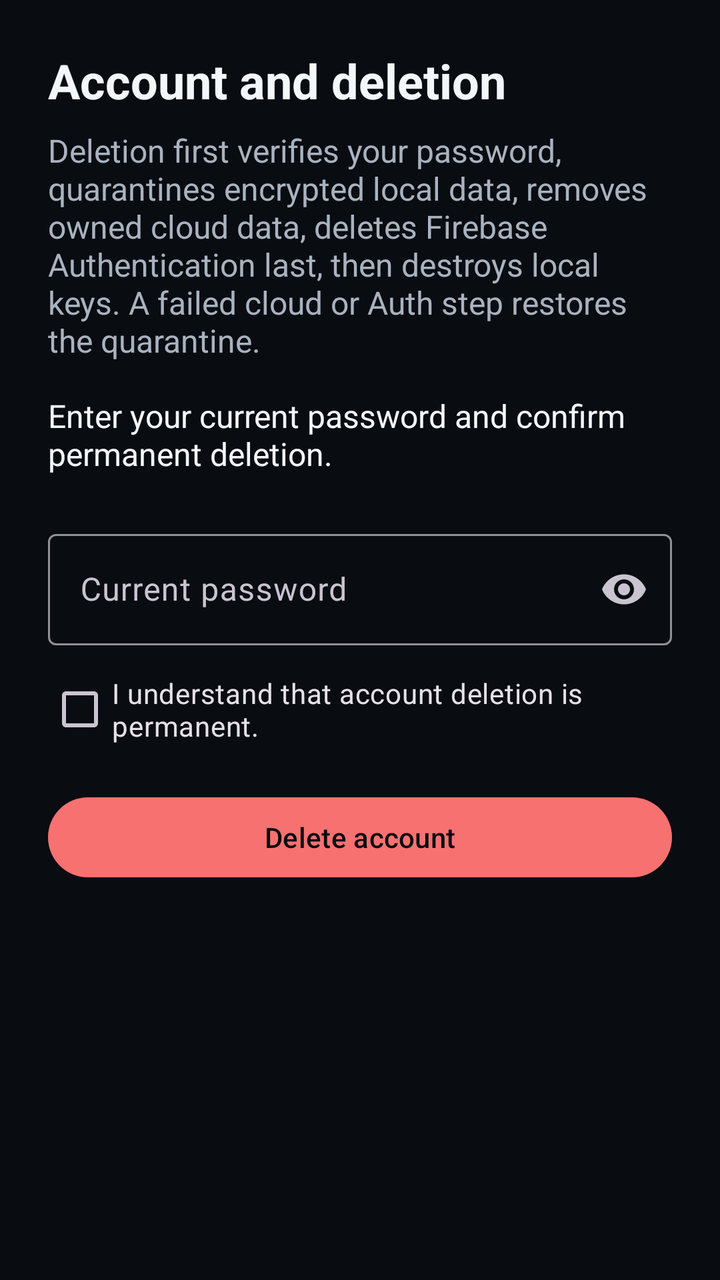
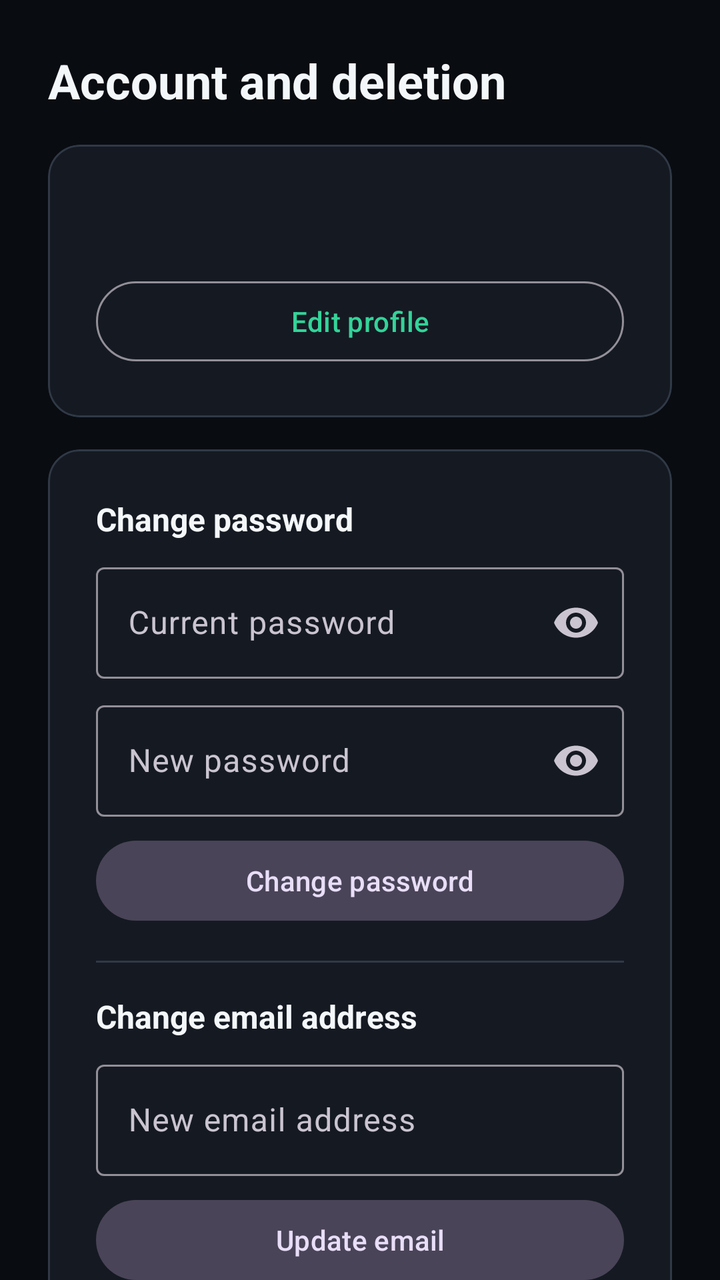

Compare the two renders of this Android layout. The source of the first and the diff that turns it into the second are given below.
<!-- AndroidManifest.xml: application theme Theme.Prottasha -->
<!-- res/layout/activity_account.xml -->
<?xml version="1.0" encoding="utf-8"?>
<androidx.core.widget.NestedScrollView xmlns:android="http://schemas.android.com/apk/res/android"
    xmlns:app="http://schemas.android.com/apk/res-auto"
    android:layout_width="match_parent"
    android:layout_height="match_parent">

    <LinearLayout
        android:layout_width="match_parent"
        android:layout_height="wrap_content"
        android:orientation="vertical"
        android:padding="@dimen/spacing_large">

        <TextView
            android:layout_width="match_parent"
            android:layout_height="wrap_content"
            android:text="@string/account_title"
            android:textColor="@color/color_text_primary"
            android:textSize="@dimen/text_headline"
            android:textStyle="bold" />

        <TextView
            android:layout_width="match_parent"
            android:layout_height="wrap_content"
            android:layout_marginTop="@dimen/spacing_small"
            android:text="@string/account_delete_explanation"
            android:textColor="@color/color_text_secondary"
            android:textSize="@dimen/text_body" />

        <TextView
            android:id="@+id/account_status"
            android:layout_width="match_parent"
            android:layout_height="wrap_content"
            android:layout_marginTop="@dimen/spacing_medium"
            android:accessibilityLiveRegion="polite"
            android:text="@string/account_ready"
            android:textColor="@color/color_text_primary"
            android:textSize="@dimen/text_body" />

        <com.google.android.material.textfield.TextInputLayout
            android:id="@+id/account_password_layout"
            style="@style/Widget.Material3.TextInputLayout.OutlinedBox"
            android:layout_width="match_parent"
            android:layout_height="wrap_content"
            android:layout_marginTop="@dimen/spacing_large"
            android:hint="@string/account_current_password"
            app:endIconMode="password_toggle">

            <com.google.android.material.textfield.TextInputEditText
                android:id="@+id/account_password_input"
                android:layout_width="match_parent"
                android:layout_height="wrap_content"
                android:autofillHints="password"
                android:inputType="textPassword"
                android:maxLines="1"
                android:saveEnabled="false" />
        </com.google.android.material.textfield.TextInputLayout>

        <com.google.android.material.checkbox.MaterialCheckBox
            android:id="@+id/account_confirm_checkbox"
            android:layout_width="match_parent"
            android:layout_height="wrap_content"
            android:layout_marginTop="@dimen/spacing_small"
            android:minHeight="@dimen/touch_target_min"
            android:text="@string/account_delete_confirmation" />

        <com.google.android.material.button.MaterialButton
            android:id="@+id/account_delete_button"
            android:layout_width="match_parent"
            android:layout_height="wrap_content"
            android:layout_marginTop="@dimen/spacing_medium"
            android:minHeight="@dimen/touch_target_min"
            android:text="@string/account_delete_action"
            app:backgroundTint="@color/color_crisis" />

        <com.google.android.material.button.MaterialButton
            android:id="@+id/account_retry_button"
            style="@style/Widget.Material3.Button.OutlinedButton"
            android:layout_width="match_parent"
            android:layout_height="wrap_content"
            android:layout_marginTop="@dimen/spacing_small"
            android:minHeight="@dimen/touch_target_min"
            android:text="@string/account_retry_cleanup"
            android:visibility="gone" />

    </LinearLayout>
</androidx.core.widget.NestedScrollView>
<!-- resources referenced by this layout -->
<resources>
  <color name="color_crisis">#F87171</color>
  <color name="color_text_primary">#F4F7FA</color>
  <color name="color_text_secondary">#A9B3C0</color>
  <dimen name="spacing_large">24dp</dimen>
  <dimen name="spacing_medium">16dp</dimen>
  <dimen name="spacing_small">8dp</dimen>
  <dimen name="text_body">16sp</dimen>
  <dimen name="text_headline">24sp</dimen>
  <dimen name="touch_target_min">48dp</dimen>
  <string name="account_current_password">Current password</string>
  <string name="account_delete_action">Delete account</string>
  <string name="account_delete_confirmation">I understand that account deletion is permanent.</string>
  <string name="account_delete_explanation">Deletion first verifies your password, quarantines encrypted local data, removes owned cloud data, deletes Firebase Authentication last, then destroys local keys. A failed cloud or Auth step restores the quarantine.</string>
  <string name="account_ready">Enter your current password and confirm permanent deletion.</string>
  <string name="account_retry_cleanup">Retry local cleanup</string>
  <string name="account_title">Account and deletion</string>
  <style name="Theme.Prottasha" parent="Theme.Material3.Dark.NoActionBar">
          <item name="android:windowBackground">@color/color_background</item>
          <item name="android:colorBackground">@color/color_background</item>
          <item name="colorSurface">@color/color_surface</item>
          <item name="colorSurfaceVariant">@color/color_surface_raised</item>
          <item name="colorPrimary">@color/color_hope</item>
          <item name="colorOnPrimary">@color/color_on_hope</item>
          <item name="colorSecondary">@color/color_identity</item>
          <item name="colorOnSecondary">@color/color_on_identity</item>
          <item name="colorError">@color/color_crisis</item>
          <item name="colorOnError">@color/color_on_crisis</item>
          <item name="android:textColorPrimary">@color/color_text_primary</item>
          <item name="android:textColorSecondary">@color/color_text_secondary</item>
          <item name="android:navigationBarColor">@color/color_background</item>
          <item name="android:statusBarColor">@color/color_background</item>
          <item name="android:windowLightStatusBar">false</item>
      </style>
  <color name="color_background">#090C11</color>
  <color name="color_surface">#151A22</color>
  <color name="color_surface_raised">#202833</color>
  <color name="color_hope">#34D399</color>
  <color name="color_on_hope">#090C11</color>
  <color name="color_identity">#7C8DFF</color>
  <color name="color_on_identity">#090C11</color>
  <color name="color_on_crisis">#090C11</color>
</resources>

<!-- the commit's change to res/layout/activity_account.xml (unified diff, before → after) -->
@@ -18,69 +18,289 @@
             android:textSize="@dimen/text_headline"
             android:textStyle="bold" />
 
-        <TextView
-            android:layout_width="match_parent"
-            android:layout_height="wrap_content"
-            android:layout_marginTop="@dimen/spacing_small"
-            android:text="@string/account_delete_explanation"
-            android:textColor="@color/color_text_secondary"
-            android:textSize="@dimen/text_body" />
-
-        <TextView
-            android:id="@+id/account_status"
+        
+        <com.google.android.material.card.MaterialCardView
             android:layout_width="match_parent"
             android:layout_height="wrap_content"
             android:layout_marginTop="@dimen/spacing_medium"
-            android:accessibilityLiveRegion="polite"
-            android:text="@string/account_ready"
-            android:textColor="@color/color_text_primary"
-            android:textSize="@dimen/text_body" />
-
-        <com.google.android.material.textfield.TextInputLayout
-            android:id="@+id/account_password_layout"
-            style="@style/Widget.Material3.TextInputLayout.OutlinedBox"
-            android:layout_width="match_parent"
-            android:layout_height="wrap_content"
-            android:layout_marginTop="@dimen/spacing_large"
-            android:hint="@string/account_current_password"
-            app:endIconMode="password_toggle">
-
-            <com.google.android.material.textfield.TextInputEditText
-                android:id="@+id/account_password_input"
+            app:cardBackgroundColor="@color/color_surface_card"
+            app:cardCornerRadius="16dp"
+            app:strokeColor="@color/color_border_subtle"
+            app:strokeWidth="1dp">
+
+            <LinearLayout
                 android:layout_width="match_parent"
                 android:layout_height="wrap_content"
-                android:autofillHints="password"
-                android:inputType="textPassword"
-                android:maxLines="1"
-                android:saveEnabled="false" />
-        </com.google.android.material.textfield.TextInputLayout>
-
-        <com.google.android.material.checkbox.MaterialCheckBox
-            android:id="@+id/account_confirm_checkbox"
-            android:layout_width="match_parent"
-            android:layout_height="wrap_content"
-            android:layout_marginTop="@dimen/spacing_small"
-            android:minHeight="@dimen/touch_target_min"
-            android:text="@string/account_delete_confirmation" />
-
-        <com.google.android.material.button.MaterialButton
-            android:id="@+id/account_delete_button"
+                android:orientation="vertical"
+                android:padding="@dimen/spacing_large">
+
+                <TextView
+                    android:id="@+id/account_email_display"
+                    android:layout_width="match_parent"
+                    android:layout_height="wrap_content"
+                    android:textColor="@color/color_text_primary"
+                    android:textSize="18sp"
+                    android:textStyle="bold" />
+
+                <com.google.android.material.button.MaterialButton
+                    android:id="@+id/account_edit_profile_button"
+                    style="@style/Widget.Material3.Button.OutlinedButton"
+                    android:layout_width="match_parent"
+                    android:layout_height="wrap_content"
+                    android:layout_marginTop="@dimen/spacing_medium"
+                    android:minHeight="@dimen/touch_target_min"
+                    android:text="@string/account_edit_profile_action" />
+            </LinearLayout>
+        </com.google.android.material.card.MaterialCardView>
+
+        
+        <com.google.android.material.card.MaterialCardView
             android:layout_width="match_parent"
             android:layout_height="wrap_content"
             android:layout_marginTop="@dimen/spacing_medium"
-            android:minHeight="@dimen/touch_target_min"
-            android:text="@string/account_delete_action"
-            app:backgroundTint="@color/color_crisis" />
-
-        <com.google.android.material.button.MaterialButton
-            android:id="@+id/account_retry_button"
-            style="@style/Widget.Material3.Button.OutlinedButton"
-            android:layout_width="match_parent"
-            android:layout_height="wrap_content"
-            android:layout_marginTop="@dimen/spacing_small"
-            android:minHeight="@dimen/touch_target_min"
-            android:text="@string/account_retry_cleanup"
-            android:visibility="gone" />
+            app:cardBackgroundColor="@color/color_surface_card"
+            app:cardCornerRadius="16dp"
+            app:strokeColor="@color/color_border_subtle"
+            app:strokeWidth="1dp">
+
+            <LinearLayout
+                android:layout_width="match_parent"
+                android:layout_height="wrap_content"
+                android:orientation="vertical"
+                android:padding="@dimen/spacing_large">
+
+                <TextView
+                    android:layout_width="match_parent"
+                    android:layout_height="wrap_content"
+                    android:text="@string/account_change_password_title"
+                    android:textColor="@color/color_text_primary"
+                    android:textSize="16sp"
+                    android:textStyle="bold" />
+
+                <com.google.android.material.textfield.TextInputLayout
+                    android:id="@+id/account_reauth_password_layout"
+                    style="@style/Widget.Material3.TextInputLayout.OutlinedBox"
+                    android:layout_width="match_parent"
+                    android:layout_height="wrap_content"
+                    android:layout_marginTop="@dimen/spacing_small"
+                    android:hint="@string/account_current_password"
+                    app:endIconMode="password_toggle">
+
+                    <com.google.android.material.textfield.TextInputEditText
+                        android:id="@+id/account_reauth_password_input"
+                        android:layout_width="match_parent"
+                        android:layout_height="wrap_content"
+                        android:inputType="textPassword"
+                        android:maxLines="1"
+                        android:saveEnabled="false" />
+                </com.google.android.material.textfield.TextInputLayout>
+
+                <com.google.android.material.textfield.TextInputLayout
+                    android:id="@+id/account_new_password_layout"
+                    style="@style/Widget.Material3.TextInputLayout.OutlinedBox"
+                    android:layout_width="match_parent"
+                    android:layout_height="wrap_content"
+                    android:layout_marginTop="@dimen/spacing_small"
+                    android:hint="@string/account_new_password"
+                    app:endIconMode="password_toggle">
+
+                    <com.google.android.material.textfield.TextInputEditText
+                        android:id="@+id/account_new_password_input"
+                        android:layout_width="match_parent"
+                        android:layout_height="wrap_content"
+                        android:inputType="textPassword"
+                        android:maxLines="1"
+                        android:saveEnabled="false" />
+                </com.google.android.material.textfield.TextInputLayout>
+
+                <com.google.android.material.button.MaterialButton
+                    android:id="@+id/account_change_password_button"
+                    style="@style/Widget.Material3.Button.TonalButton"
+                    android:layout_width="match_parent"
+                    android:layout_height="wrap_content"
+                    android:layout_marginTop="@dimen/spacing_small"
+                    android:minHeight="@dimen/touch_target_min"
+                    android:text="@string/account_change_password_action" />
+
+                <View
+                    android:layout_width="match_parent"
+                    android:layout_height="1dp"
+                    android:layout_marginTop="@dimen/spacing_medium"
+                    android:layout_marginBottom="@dimen/spacing_medium"
+                    android:background="@color/color_border_subtle" />
+
+                <TextView
+                    android:layout_width="match_parent"
+                    android:layout_height="wrap_content"
+                    android:text="@string/account_change_email_title"
+                    android:textColor="@color/color_text_primary"
+                    android:textSize="16sp"
+                    android:textStyle="bold" />
+
+                <com.google.android.material.textfield.TextInputLayout
+                    android:id="@+id/account_new_email_layout"
+                    style="@style/Widget.Material3.TextInputLayout.OutlinedBox"
+                    android:layout_width="match_parent"
+                    android:layout_height="wrap_content"
+                    android:layout_marginTop="@dimen/spacing_small"
+                    android:hint="@string/account_new_email">
+
+                    <com.google.android.material.textfield.TextInputEditText
+                        android:id="@+id/account_new_email_input"
+                        android:layout_width="match_parent"
+                        android:layout_height="wrap_content"
+                        android:inputType="textEmailAddress"
+                        android:maxLines="1" />
+                </com.google.android.material.textfield.TextInputLayout>
+
+                <com.google.android.material.button.MaterialButton
+                    android:id="@+id/account_change_email_button"
+                    style="@style/Widget.Material3.Button.TonalButton"
+                    android:layout_width="match_parent"
+                    android:layout_height="wrap_content"
+                    android:layout_marginTop="@dimen/spacing_small"
+                    android:minHeight="@dimen/touch_target_min"
+                    android:text="@string/account_change_email_action" />
+
+            </LinearLayout>
+        </com.google.android.material.card.MaterialCardView>
+
+        
+        <com.google.android.material.card.MaterialCardView
+            android:layout_width="match_parent"
+            android:layout_height="wrap_content"
+            android:layout_marginTop="@dimen/spacing_medium"
+            app:cardBackgroundColor="@color/color_surface_card"
+            app:cardCornerRadius="16dp"
+            app:strokeColor="@color/color_border_subtle"
+            app:strokeWidth="1dp">
+
+            <LinearLayout
+                android:layout_width="match_parent"
+                android:layout_height="wrap_content"
+                android:orientation="vertical"
+                android:padding="@dimen/spacing_large">
+
+                <com.google.android.material.button.MaterialButton
+                    android:id="@+id/account_sign_out_button"
+                    style="@style/Widget.Material3.Button.OutlinedButton"
+                    android:layout_width="match_parent"
+                    android:layout_height="wrap_content"
+                    android:minHeight="@dimen/touch_target_min"
+                    android:text="@string/account_sign_out_action" />
+
+                <com.google.android.material.button.MaterialButton
+                    android:id="@+id/account_switch_button"
+                    style="@style/Widget.Material3.Button.OutlinedButton"
+                    android:layout_width="match_parent"
+                    android:layout_height="wrap_content"
+                    android:layout_marginTop="@dimen/spacing_small"
+                    android:minHeight="@dimen/touch_target_min"
+                    android:text="@string/account_switch_action" />
+
+                <com.google.android.material.button.MaterialButton
+                    android:id="@+id/account_remove_local_button"
+                    style="@style/Widget.Material3.Button.TextButton"
+                    android:layout_width="match_parent"
+                    android:layout_height="wrap_content"
+                    android:layout_marginTop="@dimen/spacing_small"
+                    android:minHeight="@dimen/touch_target_min"
+                    android:text="@string/account_remove_local_data_action"
+                    android:textColor="@color/color_crisis" />
+
+            </LinearLayout>
+        </com.google.android.material.card.MaterialCardView>
+
+        
+        <com.google.android.material.card.MaterialCardView
+            android:layout_width="match_parent"
+            android:layout_height="wrap_content"
+            android:layout_marginTop="@dimen/spacing_medium"
+            app:cardBackgroundColor="@color/color_surface_card"
+            app:cardCornerRadius="16dp"
+            app:strokeColor="@color/color_crisis"
+            app:strokeWidth="1dp">
+
+            <LinearLayout
+                android:layout_width="match_parent"
+                android:layout_height="wrap_content"
+                android:orientation="vertical"
+                android:padding="@dimen/spacing_large">
+
+                <TextView
+                    android:layout_width="match_parent"
+                    android:layout_height="wrap_content"
+                    android:text="@string/account_delete_action"
+                    android:textColor="@color/color_crisis"
+                    android:textSize="16sp"
+                    android:textStyle="bold" />
+
+                <TextView
+                    android:layout_width="match_parent"
+                    android:layout_height="wrap_content"
+                    android:layout_marginTop="@dimen/spacing_small"
+                    android:text="@string/account_delete_explanation"
+                    android:textColor="@color/color_text_secondary"
+                    android:textSize="@dimen/text_body" />
+
+                <TextView
+                    android:id="@+id/account_status"
+                    android:layout_width="match_parent"
+                    android:layout_height="wrap_content"
+                    android:layout_marginTop="@dimen/spacing_medium"
+                    android:accessibilityLiveRegion="polite"
+                    android:text="@string/account_ready"
+                    android:textColor="@color/color_text_primary"
+                    android:textSize="@dimen/text_body" />
+
+                <com.google.android.material.textfield.TextInputLayout
+                    android:id="@+id/account_password_layout"
+                    style="@style/Widget.Material3.TextInputLayout.OutlinedBox"
+                    android:layout_width="match_parent"
+                    android:layout_height="wrap_content"
+                    android:layout_marginTop="@dimen/spacing_medium"
+                    android:hint="@string/account_current_password"
+                    app:endIconMode="password_toggle">
+
+                    <com.google.android.material.textfield.TextInputEditText
+                        android:id="@+id/account_password_input"
+                        android:layout_width="match_parent"
+                        android:layout_height="wrap_content"
+                        android:autofillHints="password"
+                        android:inputType="textPassword"
+                        android:maxLines="1"
+                        android:saveEnabled="false" />
+                </com.google.android.material.textfield.TextInputLayout>
+
+                <com.google.android.material.checkbox.MaterialCheckBox
+                    android:id="@+id/account_confirm_checkbox"
+                    android:layout_width="match_parent"
+                    android:layout_height="wrap_content"
+                    android:layout_marginTop="@dimen/spacing_small"
+                    android:minHeight="@dimen/touch_target_min"
+                    android:text="@string/account_delete_confirmation" />
+
+                <com.google.android.material.button.MaterialButton
+                    android:id="@+id/account_delete_button"
+                    android:layout_width="match_parent"
+                    android:layout_height="wrap_content"
+                    android:layout_marginTop="@dimen/spacing_medium"
+                    android:minHeight="@dimen/touch_target_min"
+                    android:text="@string/account_delete_action"
+                    app:backgroundTint="@color/color_crisis" />
+
+                <com.google.android.material.button.MaterialButton
+                    android:id="@+id/account_retry_button"
+                    style="@style/Widget.Material3.Button.OutlinedButton"
+                    android:layout_width="match_parent"
+                    android:layout_height="wrap_content"
+                    android:layout_marginTop="@dimen/spacing_small"
+                    android:minHeight="@dimen/touch_target_min"
+                    android:text="@string/account_retry_cleanup"
+                    android:visibility="gone" />
+
+            </LinearLayout>
+        </com.google.android.material.card.MaterialCardView>
 
     </LinearLayout>
 </androidx.core.widget.NestedScrollView>
<!-- resource entries referenced after the edit -->
@@ -1,6 +1,8 @@
 <!-- resources referenced by this layout -->
 <resources>
+  <color name="color_border_subtle">@color/color_border</color>
   <color name="color_crisis">#F87171</color>
+  <color name="color_surface_card">@color/color_surface</color>
   <color name="color_text_primary">#F4F7FA</color>
   <color name="color_text_secondary">#A9B3C0</color>
   <dimen name="spacing_large">24dp</dimen>
@@ -9,12 +11,22 @@
   <dimen name="text_body">16sp</dimen>
   <dimen name="text_headline">24sp</dimen>
   <dimen name="touch_target_min">48dp</dimen>
+  <string name="account_change_email_action">Update email</string>
+  <string name="account_change_email_title">Change email address</string>
+  <string name="account_change_password_action">Change password</string>
+  <string name="account_change_password_title">Change password</string>
   <string name="account_current_password">Current password</string>
   <string name="account_delete_action">Delete account</string>
   <string name="account_delete_confirmation">I understand that account deletion is permanent.</string>
   <string name="account_delete_explanation">Deletion first verifies your password, quarantines encrypted local data, removes owned cloud data, deletes Firebase Authentication last, then destroys local keys. A failed cloud or Auth step restores the quarantine.</string>
+  <string name="account_edit_profile_action">Edit profile</string>
+  <string name="account_new_email">New email address</string>
+  <string name="account_new_password">New password</string>
   <string name="account_ready">Enter your current password and confirm permanent deletion.</string>
+  <string name="account_remove_local_data_action">Remove local data &amp; sign out</string>
   <string name="account_retry_cleanup">Retry local cleanup</string>
+  <string name="account_sign_out_action">Sign out</string>
+  <string name="account_switch_action">Switch account</string>
   <string name="account_title">Account and deletion</string>
   <style name="Theme.Prottasha" parent="Theme.Material3.Dark.NoActionBar">
           <item name="android:windowBackground">@color/color_background</item>
@@ -33,6 +45,7 @@
           <item name="android:statusBarColor">@color/color_background</item>
           <item name="android:windowLightStatusBar">false</item>
       </style>
+  <color name="color_border">#303946</color>
   <color name="color_background">#090C11</color>
   <color name="color_surface">#151A22</color>
   <color name="color_surface_raised">#202833</color>
